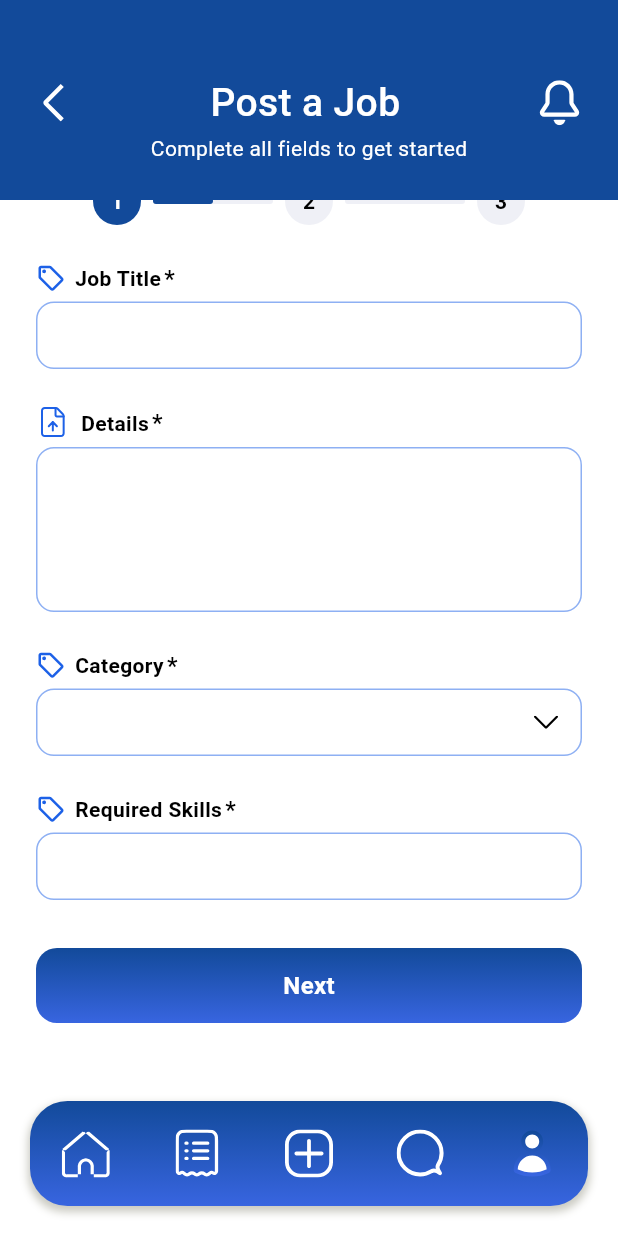
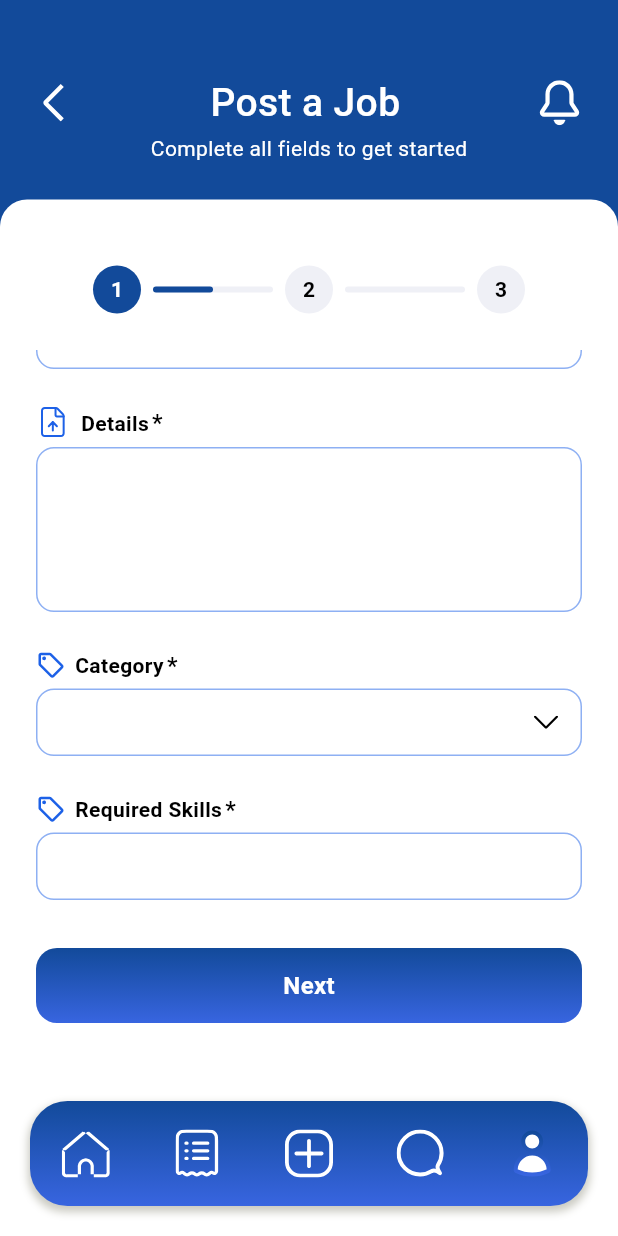
Before and after one commit to thesoumisamanta/service_app_ui, a Flutter app: the CreateJobScreen screen opened by its route, scrolled down 59 dp, on a phone screen of 412 x 824 dp. Run offline on Flutter 3.47's test engine with Material 3 defaults, Android fonts, the phone set to English and light mode, and no system bars; our stand-ins replace flutter_svg; Roboto replaces fonts that are missing (SFProRounded).

```diff
--- a/lib/core/data/service_data.dart
+++ b/lib/core/data/service_data.dart
@@ -1,5 +1,5 @@
 const List<Map<String, String>> serviceList = [
-  {'title': 'Plaing', 'image': 'assets/images/plaing.jpg'},
+  {'title': 'Paving', 'image': 'assets/images/paving.jpg'},
   {'title': 'Sealcoating', 'image': 'assets/images/sealcoating.jpg'},
   {'title': 'Cold Planning', 'image': 'assets/images/cold_planning.jpg'},
   {'title': 'Asphalt Repair', 'image': 'assets/images/asphalt_repair.jpg'},
--- a/lib/features/presentation/screens/auth/auth_screen.dart
+++ b/lib/features/presentation/screens/auth/auth_screen.dart
@@ -1,5 +1,4 @@
 import 'package:flutter/material.dart';
-import 'package:flutter_svg/svg.dart';
 import 'package:service_app_ui/core/constants/app_colors.dart';
 import 'package:service_app_ui/core/helpers/white_status_bar.dart';
 import 'package:service_app_ui/features/presentation/screens/auth/widgets/login_widget.dart';
--- a/lib/features/presentation/screens/auth/verification_screen.dart
+++ b/lib/features/presentation/screens/auth/verification_screen.dart
@@ -1,5 +1,4 @@
 import 'package:flutter/material.dart';
-import 'package:flutter_svg/svg.dart';
 import 'package:service_app_ui/core/constants/app_colors.dart';
 import 'package:service_app_ui/core/constants/app_styles.dart';
 import 'package:service_app_ui/core/routes/app_routes.dart';
--- a/lib/features/presentation/screens/auth/widgets/signup_widget.dart
+++ b/lib/features/presentation/screens/auth/widgets/signup_widget.dart
@@ -26,7 +26,6 @@ class _SignupWidgetState extends State<SignupWidget> {
           hint: 'Enter your name',
           height: 45,
           type: TextFieldType.name,
-          // controller: _nameController,
         ),
         const SizedBox(height: 12),
         CustomTextField(
@@ -50,7 +49,6 @@ class _SignupWidgetState extends State<SignupWidget> {
           hint: 'Enter your phone number',
           height: 45,
           type: TextFieldType.phone,
-          // controller: _phoneController,
         ),
         const SizedBox(height: 12),
         CustomTextField(
--- a/lib/features/presentation/screens/home/create_job_screen.dart
+++ b/lib/features/presentation/screens/home/create_job_screen.dart
@@ -2,6 +2,7 @@ import 'package:flutter/material.dart';
 import 'package:flutter_svg/svg.dart';
 import 'package:service_app_ui/core/constants/app_colors.dart';
 import 'package:service_app_ui/core/constants/app_styles.dart';
+import 'package:service_app_ui/core/helpers/white_status_bar.dart';
 import 'package:service_app_ui/core/routes/app_routes.dart';
 import 'package:service_app_ui/features/presentation/widgets/bottom_bar.dart';
 import 'package:service_app_ui/features/presentation/widgets/custom_button.dart';
@@ -13,12 +14,11 @@ class CreateJobScreen extends StatelessWidget {
 
   @override
   Widget build(BuildContext context) {
-    return Scaffold(
+    return WhiteStatusBar(
+      child: Scaffold(
         extendBody: true,
         body: Container(
-        decoration: const BoxDecoration(
-          color: AppColors.primaryBlue,
-        ),
+          decoration: const BoxDecoration(color: AppColors.primaryBlue),
           child: Column(
             crossAxisAlignment: CrossAxisAlignment.center,
             children: [
@@ -73,10 +73,7 @@ class CreateJobScreen extends StatelessWidget {
               ),
               const SizedBox(height: 24),
               Expanded(
-              child: SingleChildScrollView(
-                child: Column(
-                  children: [
-                    Container(
+                child: Container(
                   width: double.infinity,
                   decoration: const BoxDecoration(
                     color: AppColors.white,
@@ -85,21 +82,39 @@ class CreateJobScreen extends StatelessWidget {
                       topRight: Radius.circular(18),
                     ),
                   ),
+                  child: Column(
+                    children: [
+                      SafeArea(
+                        top: false,
+                        bottom: false,
+                        child: Padding(
+                          padding: const EdgeInsets.only(
+                            top: 44,
+                            left: 24,
+                            right: 24,
+                          ),
+                          child: StepIndicator(currentStep: 1, totalSteps: 3),
+                        ),
+                      ),
+                      const SizedBox(height: 24),
+                      Expanded(
+                        child: SingleChildScrollView(
                           child: SafeArea(
                             top: false,
                             child: Padding(
-                          padding: const EdgeInsets.all(24),
+                              padding: const EdgeInsets.symmetric(
+                                horizontal: 24,
+                              ),
                               child: Column(
                                 children: [
-                              SizedBox(height: 20,),
-                              StepIndicator(currentStep: 1, totalSteps: 3),
-                              const SizedBox(height: 24),
                                   CustomTextField(
                                     label: 'Job Title',
                                     labelColor: AppColors.black,
                                     height: 45,
                                     fontWeight: FontWeight.w600,
-                                borderColor: AppColors.lightBlue.withValues(alpha: 0.5),
+                                    borderColor: AppColors.lightBlue.withValues(
+                                      alpha: 0.5,
+                                    ),
                                     labelIcon: SvgPicture.asset(
                                       'assets/icons/tag.svg',
                                       width: 20,
@@ -116,7 +131,9 @@ class CreateJobScreen extends StatelessWidget {
                                     type: TextFieldType.text,
                                     labelColor: AppColors.black,
                                     isRequired: true,
-                                borderColor: AppColors.lightBlue.withValues(alpha: 0.5),
+                                    borderColor: AppColors.lightBlue.withValues(
+                                      alpha: 0.5,
+                                    ),
                                     labelIcon: SvgPicture.asset(
                                       'assets/icons/file_upload.svg',
                                       width: 24,
@@ -141,7 +158,9 @@ class CreateJobScreen extends StatelessWidget {
                                         ),
                                       ),
                                     ),
-                                borderColor: AppColors.lightBlue.withValues(alpha: 0.5),
+                                    borderColor: AppColors.lightBlue.withValues(
+                                      alpha: 0.5,
+                                    ),
                                     labelIcon: SvgPicture.asset(
                                       'assets/icons/tag.svg',
                                       width: 20,
@@ -156,7 +175,9 @@ class CreateJobScreen extends StatelessWidget {
                                     height: 45,
                                     labelColor: AppColors.black,
                                     fontWeight: FontWeight.w600,
-                                borderColor: AppColors.lightBlue.withValues(alpha: 0.5),
+                                    borderColor: AppColors.lightBlue.withValues(
+                                      alpha: 0.5,
+                                    ),
                                     labelIcon: SvgPicture.asset(
                                       'assets/icons/tag.svg',
                                       width: 20,
@@ -169,12 +190,16 @@ class CreateJobScreen extends StatelessWidget {
                                   CustomButton(
                                     text: 'Next',
                                     onPressed: () {
-                                  Navigator.pushNamed(context, AppRoutes.service);
+                                      Navigator.pushNamed(
+                                        context,
+                                        AppRoutes.service,
+                                      );
                                     },
                                     gradient: AppStyles.gradientBg,
                                   ),
                                   const SizedBox(height: 32),
                                 ],
+                              ),
                             ),
                           ),
                         ),
@@ -187,6 +212,7 @@ class CreateJobScreen extends StatelessWidget {
           ),
         ),
         bottomNavigationBar: BottomBar(),
+      ),
     );
   }
 }
--- a/lib/features/presentation/screens/home/home_screen.dart
+++ b/lib/features/presentation/screens/home/home_screen.dart
@@ -2,13 +2,13 @@ import 'package:flutter/material.dart';
 import 'package:flutter_svg/svg.dart';
 import 'package:service_app_ui/core/constants/app_colors.dart';
 import 'package:service_app_ui/core/constants/app_styles.dart';
+import 'package:service_app_ui/core/helpers/white_status_bar.dart';
 import 'package:service_app_ui/features/presentation/screens/home/widgets/carousel_item.dart';
 import 'package:service_app_ui/features/presentation/screens/home/widgets/category_area.dart';
 import 'package:service_app_ui/features/presentation/screens/home/widgets/home_header.dart';
 import 'package:service_app_ui/features/presentation/screens/home/widgets/service_area.dart';
 import 'package:service_app_ui/features/presentation/widgets/bottom_bar.dart';
 import 'package:service_app_ui/features/presentation/widgets/carousel_slider.dart';
-import 'package:service_app_ui/features/presentation/widgets/custom_button.dart';
 import 'package:service_app_ui/features/presentation/widgets/custom_text_field.dart';
 
 class HomeScreen extends StatefulWidget {
@@ -21,7 +21,8 @@ class HomeScreen extends StatefulWidget {
 class _HomeScreenState extends State<HomeScreen> {
   @override
   Widget build(BuildContext context) {
-    return Scaffold(
+    return WhiteStatusBar(
+      child: Scaffold(
         extendBody: true,
         body: Container(
           decoration: BoxDecoration(gradient: AppStyles.gradientBg),
@@ -114,6 +115,7 @@ class _HomeScreenState extends State<HomeScreen> {
           ),
         ),
         bottomNavigationBar: BottomBar(),
+      ),
     );
   }
 }
--- a/lib/features/presentation/screens/splash/splash_screen.dart
+++ b/lib/features/presentation/screens/splash/splash_screen.dart
@@ -1,6 +1,5 @@
 import 'package:flutter/gestures.dart';
 import 'package:flutter/material.dart';
-import 'package:flutter_svg/flutter_svg.dart';
 import 'package:service_app_ui/core/constants/app_colors.dart';
 import 'package:service_app_ui/core/constants/app_styles.dart';
 import 'package:service_app_ui/core/helpers/white_status_bar.dart';
--- a/lib/features/presentation/widgets/bottom_bar.dart
+++ b/lib/features/presentation/widgets/bottom_bar.dart
@@ -1,6 +1,5 @@
 import 'package:flutter/material.dart';
 import 'package:flutter_svg/svg.dart';
-import 'package:service_app_ui/core/constants/app_colors.dart';
 import 'package:service_app_ui/core/constants/app_styles.dart';
 
 class BottomBar extends StatelessWidget {
```
Also changed, not shown: lib/features/presentation/screens/home/service_screen.dart (+12 -4 lines), lib/features/presentation/widgets/animated_toggle_button.dart (+2 -22 lines), assets/images/paving.jpg (renamed from assets/images/plaing.jpg), 1 other file. Lines whose indentation alone changed are shown as unchanged.
